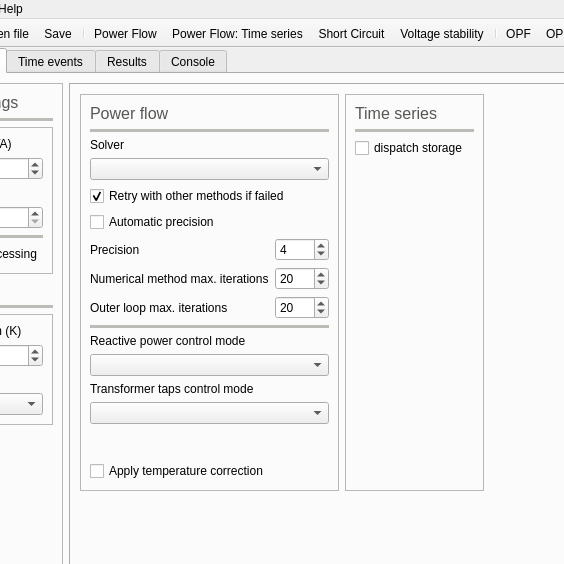
Above: src/GridCal/Gui/Main/MainWindow.ui from SanPen/GridCal before the change; both pictures show x 119 to 683 and y 0 to 564 of the 1212 by 799 pixel window. Below: the same form after it.
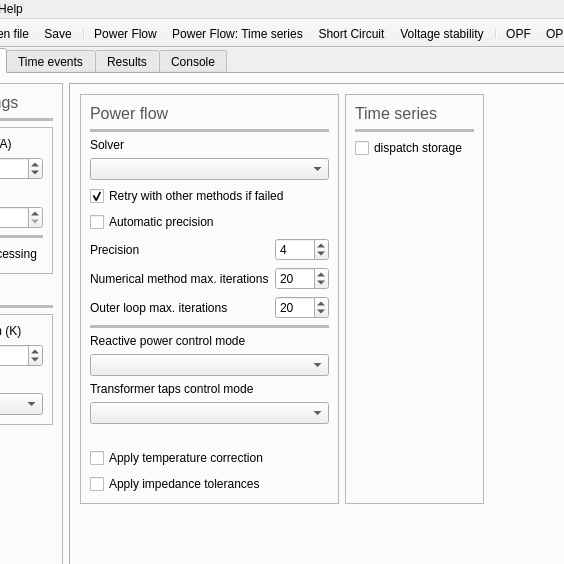
That is the form after the change. The open tabs and pages were chosen to show the change. Icons and pictures are not drawn. Custom widgets are drawn as their Qt base class.

What changed in the file:
```diff
--- a/src/GridCal/Gui/Main/MainWindow.ui
+++ b/src/GridCal/Gui/Main/MainWindow.ui
@@ -1291,7 +1291,7 @@
                  </property>
                 </widget>
                </item>
-               <item row="18" column="0">
+               <item row="19" column="0">
                 <spacer name="verticalSpacer_10">
                  <property name="orientation">
                   <enum>Qt::Vertical</enum>
@@ -1410,7 +1410,7 @@
                  </property>
                 </widget>
                </item>
-               <item row="19" column="0">
+               <item row="20" column="0">
                 <widget class="QCheckBox" name="temperature_correction_checkBox">
                  <property name="toolTip">
                   <string>Correct the branches resistance using the temperature</string>
@@ -1420,6 +1420,13 @@
                  </property>
                 </widget>
                </item>
+               <item row="21" column="0">
+                <widget class="QCheckBox" name="apply_impedance_tolerances_checkBox">
+                 <property name="text">
+                  <string>Apply impedance tolerances</string>
+                 </property>
+                </widget>
+               </item>
               </layout>
              </widget>
             </item>
```
Left out of the diff: 22 changed lines with no effect on the pictures.
